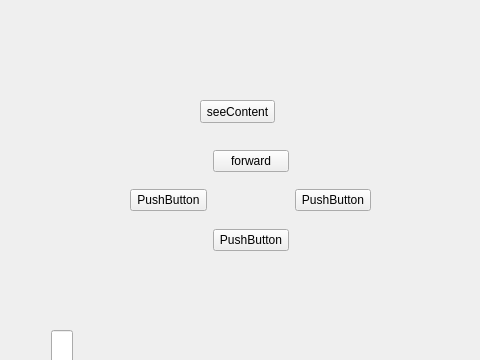
Above: mainwindow.ui from chatinEu/wifiBotV3 before the change; both pictures show x 320 to 800 and y 0 to 360 of the 800 by 600 pixel window. Below: the same form after it.
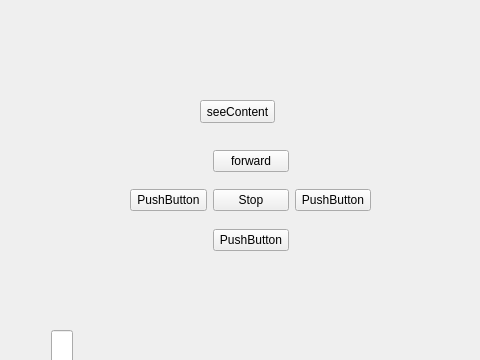
That is the form after the change.

Commit message: commande robot avec ui

The edit to the form file:
```diff
--- a/mainwindow.ui
+++ b/mainwindow.ui
@@ -53,6 +53,26 @@
          </property>
         </widget>
        </item>
+       <item>
+        <spacer name="verticalSpacer_2">
+         <property name="orientation">
+          <enum>Qt::Vertical</enum>
+         </property>
+         <property name="sizeHint" stdset="0">
+          <size>
+           <width>20</width>
+           <height>40</height>
+          </size>
+         </property>
+        </spacer>
+       </item>
+       <item>
+        <widget class="QPushButton" name="BtnStop">
+         <property name="text">
+          <string>Stop</string>
+         </property>
+        </widget>
+       </item>
        <item>
         <spacer name="verticalSpacer">
          <property name="orientation">
```
The commit also changes 5 other files.
